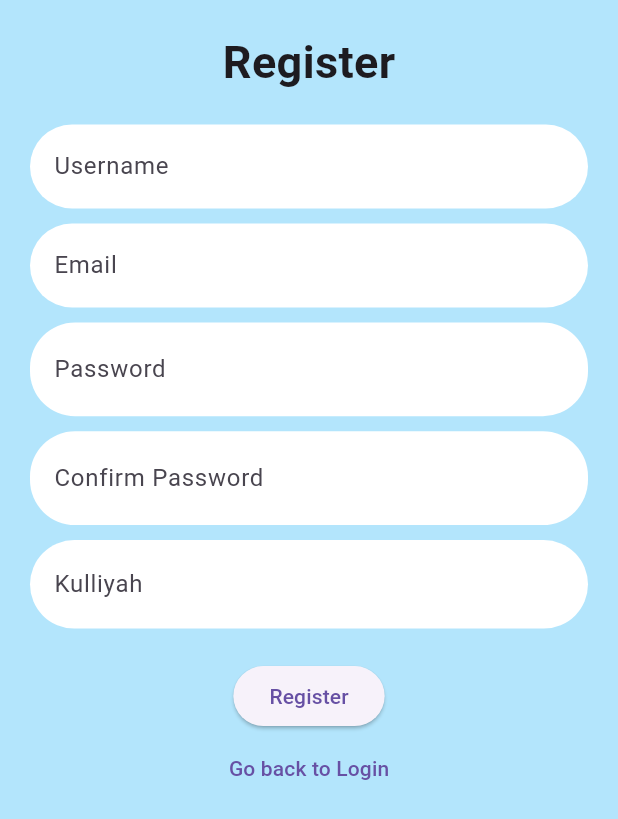
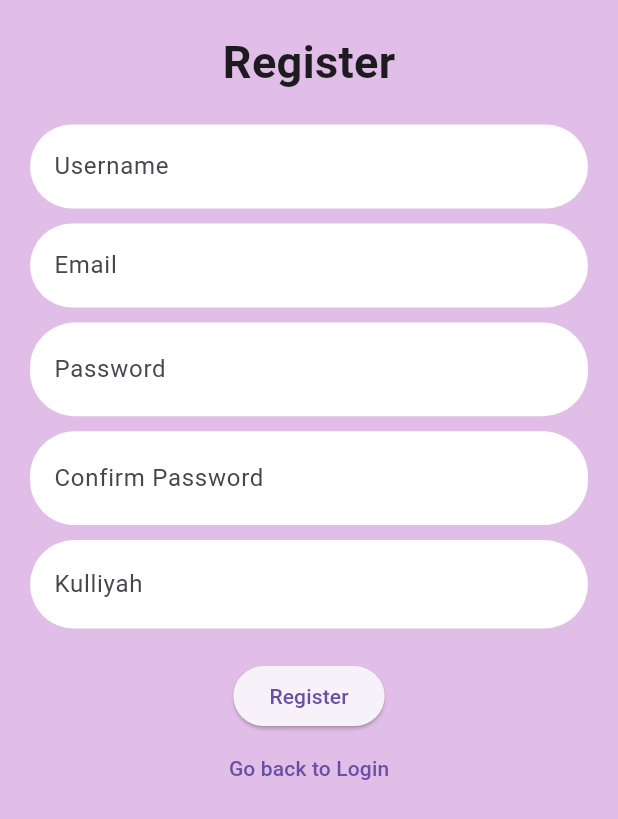
Before and after one commit to QHanif/iStarpoint, a Flutter app: the RegisterPage screen opened by its route, on a phone screen of 412 x 824 dp. Shown: the top 819 px of the screen. Run offline on Flutter 3.47's test engine with Material 3 defaults, Android fonts, the phone set to English and light mode, and no system bars; our stand-ins replace cloud_firestore, firebase_auth, firebase_core, google_maps_flutter, image_picker, qr_flutter; missing offline and left inert: flutter_barcode_scanner; accounts and stored records are empty; network calls fail.

Commit message:
Update registerscreen.dart

```diff
--- a/lib/pages/registerscreen.dart
+++ b/lib/pages/registerscreen.dart
@@ -81,7 +81,7 @@ class _RegisterPageState extends State<RegisterPage> {
   @override
   Widget build(BuildContext context) {
     return Scaffold(
-      backgroundColor: Colors.lightBlue[100],
+      backgroundColor: Colors.purple[100],
       body: SingleChildScrollView(
         child: Container(
           padding: const EdgeInsets.all(20.0),
```
